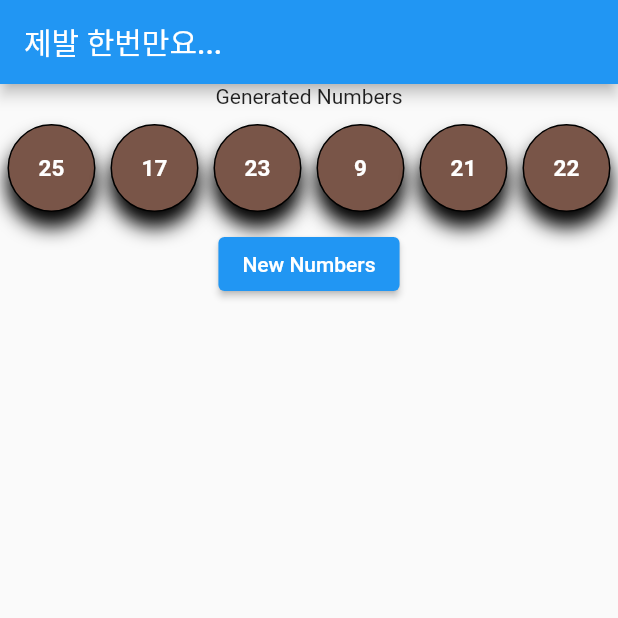
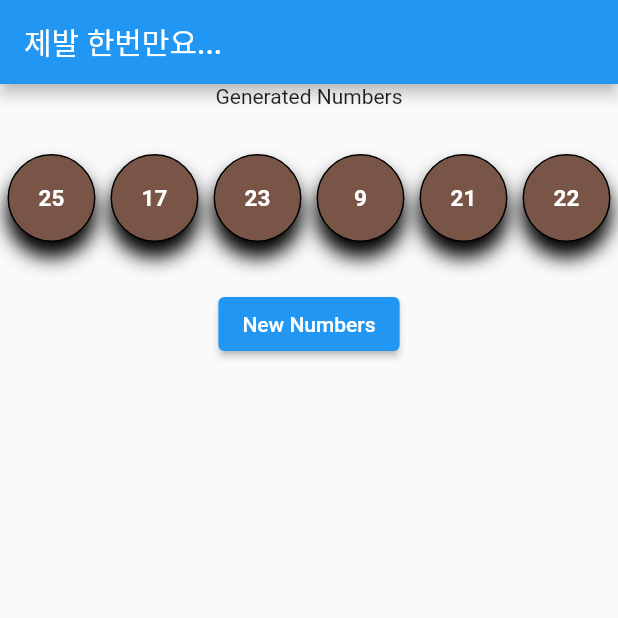
Before and after one commit to BowonLee/lotto_number_generator, a Flutter app: the screen it shows after launch, on a phone screen of 412 x 824 dp, the top half of it. Run offline on Flutter 3.47's test engine with Material 2 defaults, Android fonts, the phone set to English and light mode, and no system bars; our stand-ins replace fluttertoast.

Commit message:
마진 적용

```diff
--- a/lib/view/LottoNumberGenerator.dart
+++ b/lib/view/LottoNumberGenerator.dart
@@ -16,6 +16,8 @@ class LottoNumberGenerator extends StatelessWidget {
           title: Text("제발 한번만요..."),
         ),
         body: Column(
+          mainAxisSize: MainAxisSize.min,
+          mainAxisAlignment: MainAxisAlignment.center,
           children: [
             Column(
               children: [
@@ -23,14 +25,14 @@ class LottoNumberGenerator extends StatelessWidget {
                   child: Text("Generated Numbers"),
                 ),
                 drawNumberContainer(_flexibleList),
-                drawGenrateNumberButtonContainer()
+                drawGenerateNumberButtonContainer()
               ],
             )
           ],
         ));
   }
 
-  Container drawGenrateNumberButtonContainer() {
+  Container drawGenerateNumberButtonContainer() {
     return Container(
       child: Center(
         child: _drawNumGenerateButton(),
@@ -40,6 +42,10 @@ class LottoNumberGenerator extends StatelessWidget {
 
   Container drawNumberContainer(List<Flexible> _flexibleList) {
     return Container(
+      margin: EdgeInsets.only(
+        top: 20.0,
+        bottom: 20.0,
+      ),
       child: Row(children: [..._flexibleList]),
     );
   }
```
